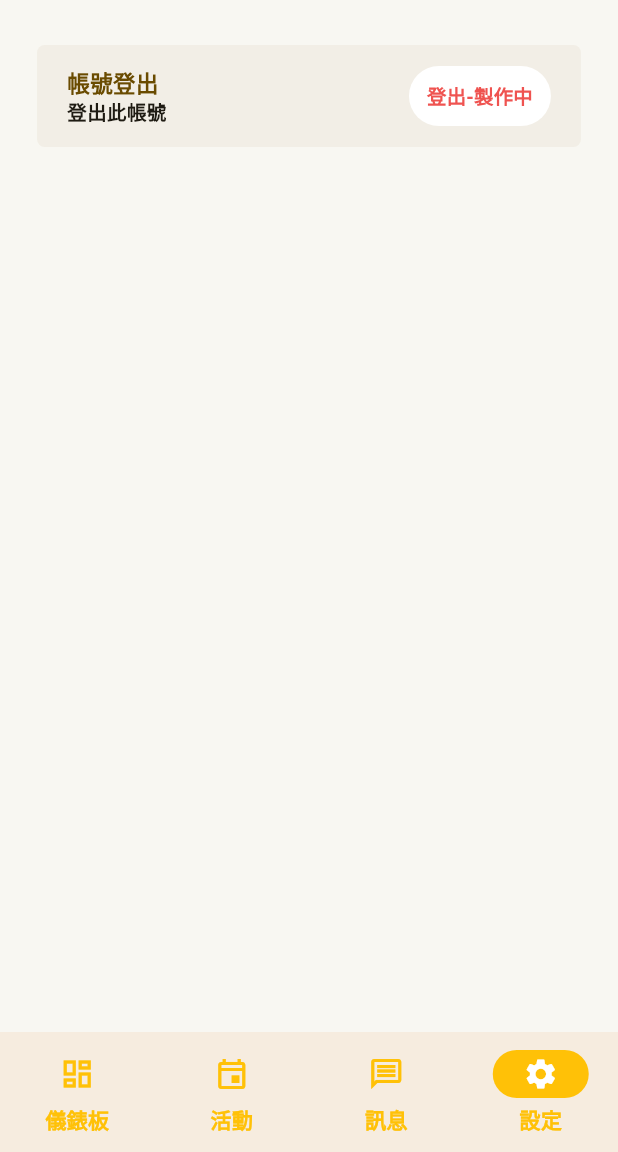
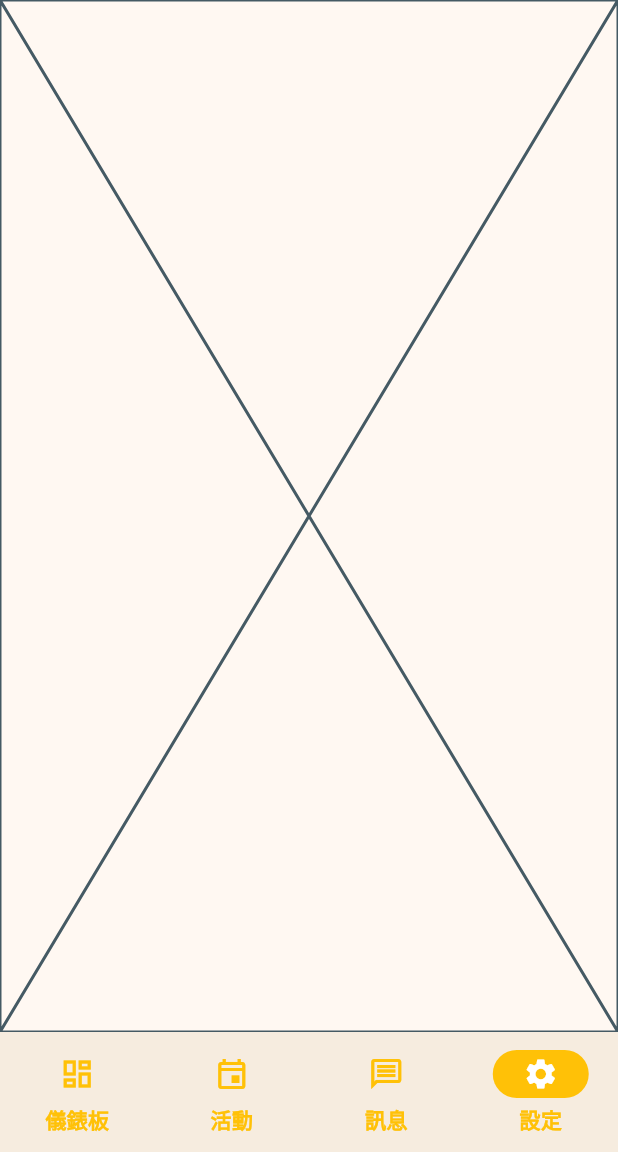
Before and after one commit to quan0715/grouping_application, a Flutter app: the WorkspaceView screen opened directly, item 4 of the bottom bar chosen, on a phone screen of 412 x 824 dp, the part 84-1236 px from its top. Run offline on Flutter 3.47's test engine with Material 2 defaults, Android fonts, the phone set to English and light mode, and no system bars; our stand-ins replace dartz, flutter_dotenv, flutter_secure_storage, flutter_svg, gap, go_router and 3 more; missing offline and left inert: encrypt, oauth2, pkce, universal_html; accounts and stored records are empty.

Commit message:
refactor: remove extra codes

```diff
--- a/grouping_flutter/lib/space/presentation/views/setting_view.dart
+++ b/grouping_flutter/lib/space/presentation/views/setting_view.dart
@@ -10,45 +10,10 @@ flutter run --web-port 5000
 
 */
 
-class SettingView extends StatefulWidget implements WithThemeSettingColor {
+class SettingView extends StatefulWidget {
   const SettingView({super.key, required this.viewModel});
 
   final WorkspaceViewModel viewModel;
-  @override
-  Color get getTitleColor =>
-      Color.lerp(Color(viewModel.currentWorkspaceColor), Colors.black, 0.15)!;
-  @override
-  Color get getTextBoxFillingColor =>
-      Color.lerp(Color(viewModel.currentWorkspaceColor), Colors.white, 0.9)!;
-  @override
-  Color get getBackGroundColor =>
-      Color.lerp(Color(viewModel.currentWorkspaceColor), Colors.white, 0.95)!;
-
-  List<ColorFillingCardWidget> get accountSetting {
-    List<ColorFillingCardWidget> tmp = [
-      ColorFillingCardWidget(
-        // TODO: change this into workspace color
-        fillingColor: getTextBoxFillingColor,
-        titleColor: getTitleColor,
-        title: "帳號登出",
-        content: "登出此帳號",
-        child: TextButton(
-          onPressed: () {},
-          style: ButtonStyle(
-            backgroundColor:
-                MaterialStateProperty.resolveWith((states) => Colors.white),
-          ),
-          child: Text("登出-製作中",
-              style: TextStyle(
-                  color: Colors.red.shade400,
-                  fontSize: 13,
-                  fontWeight: FontWeight.bold)),
-        ),
-      )
-    ];
-
-    return tmp;
-  }
 
   @override
   State<SettingView> createState() => _SettingViewState();
@@ -58,16 +23,6 @@ class _SettingViewState extends State<SettingView> {
   @override
   Widget build(BuildContext context) {
     // WorkspaceViewModel viewModel = widget.viewModel;
-    return SafeArea(
-        child: Container(
-            color: widget.getBackGroundColor,
-            width: MediaQuery.of(context).size.width,
-            height: MediaQuery.of(context).size.height,
-            child: Padding(
-              padding: EdgeInsets.symmetric(
-                  vertical: 30,
-                  horizontal: MediaQuery.of(context).size.width * 0.06),
-              child: Column(children: widget.accountSetting),
-            )));
+    return const Placeholder();
   }
 }
```
